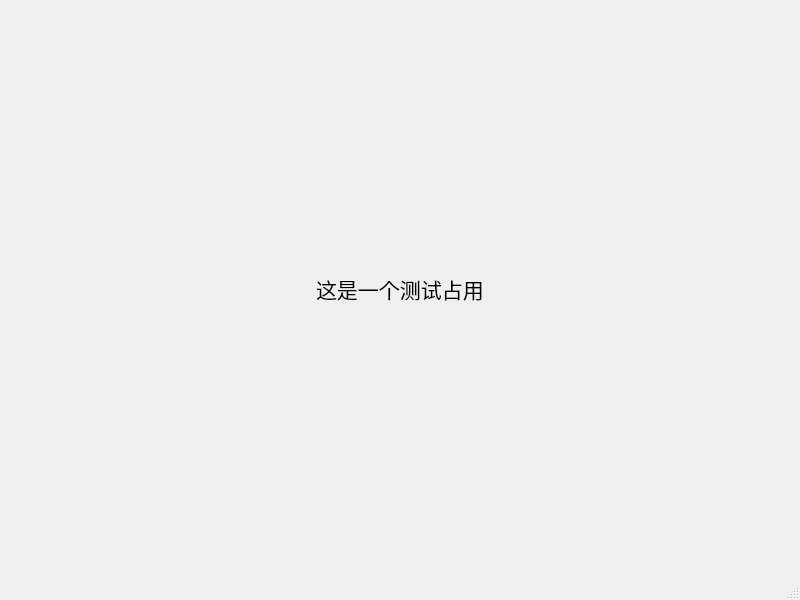
Before: the Qt Designer form ui/main.ui in LyceenAiro/EazyFrpSetting, drawn with Qt 5.
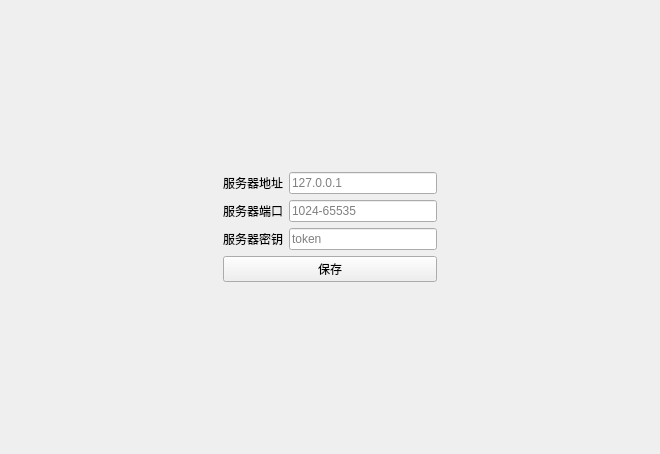
After: the same form once the commit is applied.

```diff
--- a/ui/main.ui
+++ b/ui/main.ui
@@ -6,55 +6,30 @@
    <rect>
     <x>0</x>
     <y>0</y>
-    <width>800</width>
-    <height>600</height>
+    <width>660</width>
+    <height>454</height>
    </rect>
   </property>
   <property name="windowTitle">
    <string>MainWindow</string>
   </property>
   <widget class="QWidget" name="centralwidget">
-   <layout class="QVBoxLayout" name="verticalLayout">
+   <layout class="QVBoxLayout" name="verticalLayout_2">
     <item>
-     <spacer name="verticalSpacer_2">
+     <spacer name="verticalSpacer">
       <property name="orientation">
        <enum>Qt::Vertical</enum>
       </property>
       <property name="sizeHint" stdset="0">
        <size>
         <width>20</width>
-        <height>258</height>
+        <height>153</height>
        </size>
       </property>
      </spacer>
     </item>
     <item>
-     <layout class="QHBoxLayout" name="horizontalLayout">
-      <item>
-       <spacer name="horizontalSpacer">
-        <property name="orientation">
-         <enum>Qt::Horizontal</enum>
-        </property>
-        <property name="sizeHint" stdset="0">
-         <size>
-          <width>40</width>
-          <height>20</height>
-         </size>
-        </property>
-       </spacer>
-      </item>
-      <item>
-       <widget class="QLabel" name="label">
-        <property name="font">
-         <font>
-          <pointsize>16</pointsize>
-         </font>
-        </property>
-        <property name="text">
-         <string>这是一个测试占用</string>
-        </property>
-       </widget>
-      </item>
+     <layout class="QHBoxLayout" name="horizontalLayout_4">
       <item>
        <spacer name="horizontalSpacer_2">
         <property name="orientation">
@@ -68,24 +43,101 @@
         </property>
        </spacer>
       </item>
+      <item>
+       <layout class="QVBoxLayout" name="verticalLayout">
+        <item>
+         <layout class="QHBoxLayout" name="horizontalLayout">
+          <item>
+           <widget class="QLabel" name="label">
+            <property name="text">
+             <string>服务器地址</string>
+            </property>
+           </widget>
+          </item>
+          <item>
+           <widget class="QLineEdit" name="server_IP">
+            <property name="placeholderText">
+             <string>127.0.0.1</string>
+            </property>
+           </widget>
+          </item>
+         </layout>
+        </item>
+        <item>
+         <layout class="QHBoxLayout" name="horizontalLayout_2">
+          <item>
+           <widget class="QLabel" name="label_2">
+            <property name="text">
+             <string>服务器端口</string>
+            </property>
+           </widget>
+          </item>
+          <item>
+           <widget class="QLineEdit" name="server_Port">
+            <property name="placeholderText">
+             <string>1024-65535</string>
+            </property>
+           </widget>
+          </item>
+         </layout>
+        </item>
+        <item>
+         <layout class="QHBoxLayout" name="horizontalLayout_3">
+          <item>
+           <widget class="QLabel" name="label_3">
+            <property name="text">
+             <string>服务器密钥</string>
+            </property>
+           </widget>
+          </item>
+          <item>
+           <widget class="QLineEdit" name="servertoken">
+            <property name="placeholderText">
+             <string>token</string>
+            </property>
+           </widget>
+          </item>
+         </layout>
+        </item>
+        <item>
+         <widget class="QPushButton" name="server_save">
+          <property name="text">
+           <string>保存</string>
+          </property>
+         </widget>
+        </item>
+       </layout>
+      </item>
+      <item>
+       <spacer name="horizontalSpacer">
+        <property name="orientation">
+         <enum>Qt::Horizontal</enum>
+        </property>
+        <property name="sizeHint" stdset="0">
+         <size>
+          <width>40</width>
+          <height>20</height>
+         </size>
+        </property>
+       </spacer>
+      </item>
      </layout>
     </item>
     <item>
-     <spacer name="verticalSpacer">
+     <spacer name="verticalSpacer_2">
       <property name="orientation">
        <enum>Qt::Vertical</enum>
       </property>
       <property name="sizeHint" stdset="0">
        <size>
         <width>20</width>
-        <height>257</height>
+        <height>153</height>
        </size>
       </property>
      </spacer>
     </item>
    </layout>
   </widget>
-  <widget class="QStatusBar" name="statusBar"/>
  </widget>
  <resources/>
  <connections/>
```
